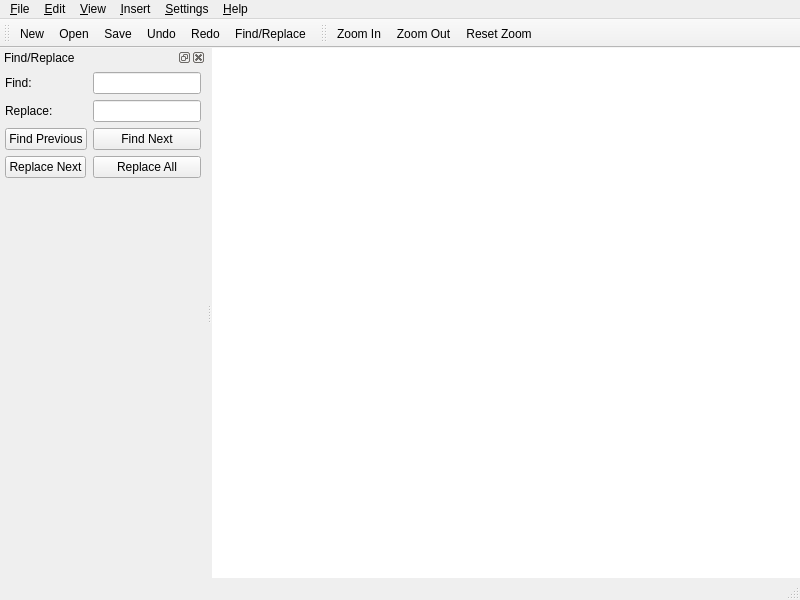
First picture: the form in src/MainWindow.ui, repository laikatoolbox/laika-notepad, before the edit.
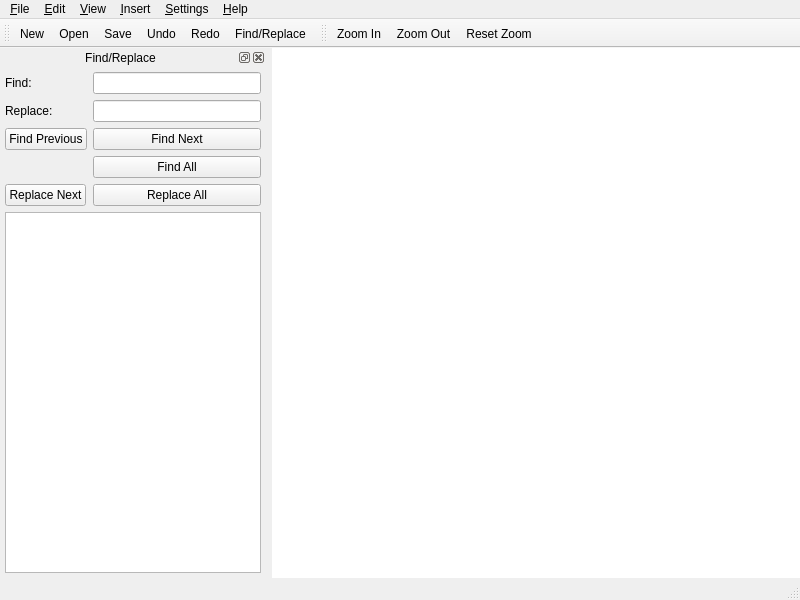
Second picture: the form after the edit. Icons and pictures are not drawn. Custom widgets are drawn as their Qt base class.

What changed in the file:
```diff
--- a/src/MainWindow.ui
+++ b/src/MainWindow.ui
@@ -13,6 +13,12 @@
   <property name="windowTitle">
    <string>Laika Notepad</string>
   </property>
+  <property name="styleSheet">
+   <string notr="true">QMainWindow::separator {
+	border: 1px solid transparent;
+}
+</string>
+  </property>
   <property name="toolButtonStyle">
    <enum>Qt::ToolButtonStyle::ToolButtonTextUnderIcon</enum>
   </property>
@@ -185,6 +191,16 @@
    <addaction name="action_Reset_Zoom"/>
   </widget>
   <widget class="QDockWidget" name="findReplaceDock">
+   <property name="styleSheet">
+    <string notr="true">QDockWidget::title {
+	border: 1px solid transparent;
+	text-align: center;
+}
+
+QDockWidget {
+	border: 0px solid transparent;
+}</string>
+   </property>
    <property name="windowTitle">
     <string>Find/Replace</string>
    </property>
@@ -254,20 +270,30 @@
        </property>
       </widget>
      </item>
-     <item row="3" column="0">
-      <widget class="QPushButton" name="pushButton_3">
-       <property name="text">
-        <string>Replace Next</string>
-       </property>
-      </widget>
-     </item>
      <item row="3" column="1">
-      <widget class="QPushButton" name="pushButton_4">
+      <widget class="QPushButton" name="findAllButton">
+       <property name="text">
+        <string>Find All</string>
+       </property>
+      </widget>
+     </item>
+     <item row="4" column="0">
+      <widget class="QPushButton" name="replaceNextButton">
+       <property name="text">
+        <string>Replace Next</string>
+       </property>
+      </widget>
+     </item>
+     <item row="4" column="1">
+      <widget class="QPushButton" name="replaceAllButton">
        <property name="text">
         <string>Replace All</string>
        </property>
       </widget>
      </item>
+     <item row="5" column="0" colspan="2">
+      <widget class="QListView" name="findListView"/>
+     </item>
     </layout>
    </widget>
   </widget>
```
Left out of the diff: 10 changed lines with no effect on the pictures.
